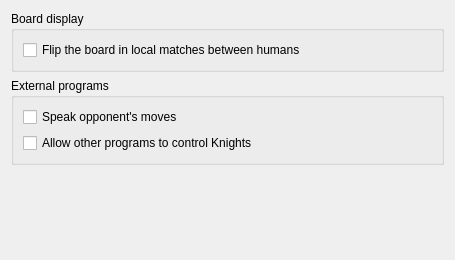
Old version of the form src/prefs_access.ui in the repository KDE/knights.
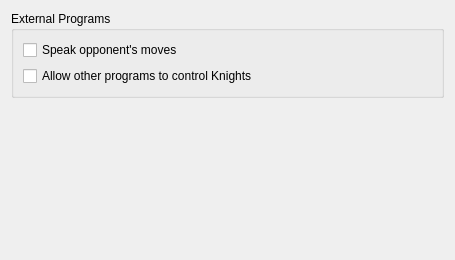
New version of the form.

Commit message: Rework the dialogs to be more consistent and conforming to HIG

```diff
--- a/src/prefs_access.ui
+++ b/src/prefs_access.ui
@@ -11,26 +11,10 @@
    </rect>
   </property>
   <layout class="QVBoxLayout" name="verticalLayout">
-   <item>
-    <widget class="QGroupBox" name="display_box">
-     <property name="title">
-      <string>Board display</string>
-     </property>
-     <layout class="QVBoxLayout" name="verticalLayout_3">
-      <item>
-       <widget class="QCheckBox" name="kcfg_flipBoard">
-        <property name="text">
-         <string>Flip the board in local matches between humans</string>
-        </property>
-       </widget>
-      </item>
-     </layout>
-    </widget>
-   </item>
    <item>
     <widget class="QGroupBox" name="external_box">
      <property name="title">
-      <string>External programs</string>
+      <string>External Programs</string>
      </property>
      <layout class="QVBoxLayout" name="verticalLayout_2">
       <item>
```
The commit also changes 2 other files.
